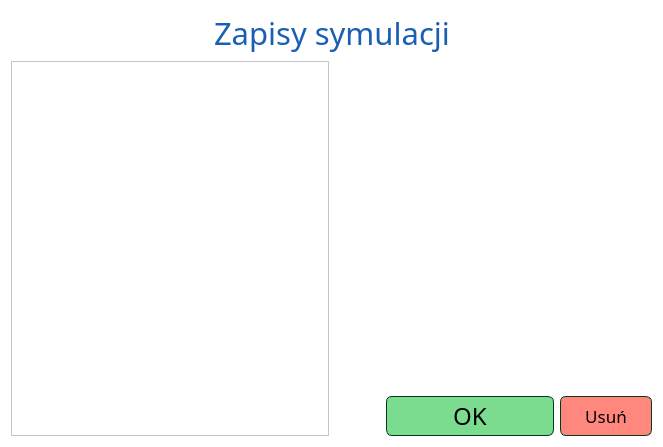
The window that source/UI/Seasons/SimulationSavesWindow.ui (SiekamCebule/sj-sim) describes before a commit, drawn with Qt 5.
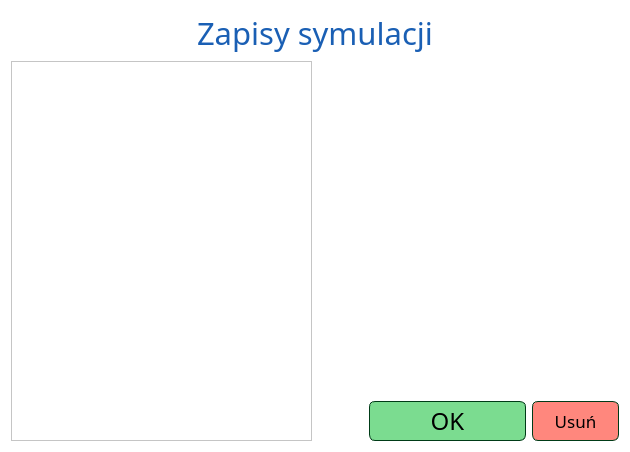
The same window after the commit. Icons and pictures are not drawn.

```diff
--- a/source/UI/Seasons/SimulationSavesWindow.ui
+++ b/source/UI/Seasons/SimulationSavesWindow.ui
@@ -6,8 +6,8 @@
    <rect>
     <x>0</x>
     <y>0</y>
-    <width>663</width>
-    <height>447</height>
+    <width>630</width>
+    <height>452</height>
    </rect>
   </property>
   <property name="windowTitle">
@@ -73,10 +73,12 @@
        <property name="styleSheet">
         <string notr="true">QListView{
 	background-color: rgb(255, 255, 255);
+color: black;
 }
 QListView::item:selected
 {
     background-color: rgb(240,240,253);
+	color: black;
 }</string>
        </property>
       </widget>
@@ -103,6 +105,12 @@
         <layout class="QHBoxLayout" name="horizontalLayout_2" stretch="0,20,11">
          <item>
           <widget class="QPushButton" name="pushButton_add">
+           <property name="sizePolicy">
+            <sizepolicy hsizetype="Expanding" vsizetype="Expanding">
+             <horstretch>0</horstretch>
+             <verstretch>0</verstretch>
+            </sizepolicy>
+           </property>
            <property name="minimumSize">
             <size>
              <width>45</width>
@@ -127,8 +135,8 @@
            </property>
            <property name="iconSize">
             <size>
-             <width>45</width>
-             <height>45</height>
+             <width>40</width>
+             <height>40</height>
             </size>
            </property>
            <property name="autoDefault">
```
